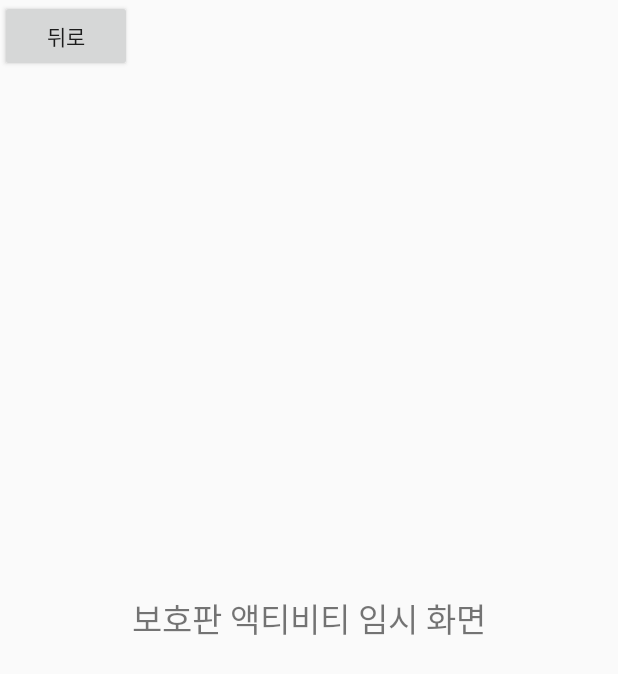
After one commit to AnKyungMoo/StreetTree, an Android app: the ProtectpanelActivity screen opened directly, with no data from a screen before it, on a phone screen of 412 x 824 dp. The commit adds this screen. Shown: the top 674 px of the screen. Run offline under Robolectric (Android 15) with nearby library versions, the phone set to English and light mode, and no system bars.

Commit message:
ProtectpannelActivity 추가

```diff
--- a/app/build.gradle
+++ b/app/build.gradle
@@ -29,6 +29,7 @@ android {
 
 
 
+
 dependencies {
     implementation fileTree(dir: 'libs', include: ['*.jar'])
     implementation 'com.android.support:appcompat-v7:26.1.0'
--- a/app/src/main/AndroidManifest.xml
+++ b/app/src/main/AndroidManifest.xml
@@ -26,7 +26,8 @@
         <activity android:name=".SurveyActivity" />
         <activity android:name=".RegionActivity" />
         <activity android:name=".CompleteActivity" />
-        <activity android:name=".RootActivity"></activity>
+        <activity android:name=".RootActivity" />
+        <activity android:name=".ProtectpanelActivity"></activity>
     </application>
 
 </manifest>
--- /dev/null
+++ b/app/src/main/java/com/example/iclab/st/ProtectpanelActivity.java
@@ -0,0 +1,28 @@
+package com.example.iclab.st;
+
+import android.content.Intent;
+import android.support.v7.app.AppCompatActivity;
+import android.os.Bundle;
+import android.view.View;
+import android.widget.Button;
+
+// 보호판 선택 화면
+public class ProtectpanelActivity extends AppCompatActivity {
+
+    @Override
+    protected void onCreate(Bundle savedInstanceState) {
+        super.onCreate(savedInstanceState);
+        setContentView(R.layout.activity_protectpanel);
+
+        Button backBtn3 = (Button)findViewById(R.id.backBtn3);
+
+        // 뒤로 버튼 누르면 실측화면으로 다시 이동
+        backBtn3.setOnClickListener(new Button.OnClickListener() {
+            public void onClick(View v) {
+                Intent intent = new Intent(getApplicationContext(), SurveyActivity.class);
+                startActivity(intent);
+                finish();
+            }
+        });
+    }
+}
--- a/app/src/main/java/com/example/iclab/st/SurveyActivity.java
+++ b/app/src/main/java/com/example/iclab/st/SurveyActivity.java
@@ -44,6 +44,7 @@ public class SurveyActivity extends AppCompatActivity {
         Button startBtn = (Button)findViewById(R.id.SurveyStart);
         Button rootBtn = (Button)findViewById(R.id.rootBtn);
         Button completeBtn = (Button)findViewById(R.id.completeBtn);
+        Button modifyBtn = (Button)findViewById(R.id.modifyBtn);
         inputTN = (EditText)findViewById(R.id.inputTN);
         rg = (RadioGroup)findViewById(R.id.radioGroup);
         frame = (FrameLayout)findViewById(R.id.frame);
@@ -92,6 +93,15 @@ public class SurveyActivity extends AppCompatActivity {
         startBtn.setOnClickListener(new Button.OnClickListener() {
             public void onClick(View v) {
                 changeView(index);
+            }
+        });
+
+        // 수정 버튼 누르면 보호판 선택 화면으로 전환
+        modifyBtn.setOnClickListener(new Button.OnClickListener() {
+            public void onClick(View v) {
+                Intent intent = new Intent(getApplicationContext(), ProtectpanelActivity.class);
+
+                startActivity(intent);
             }
         });
 
--- /dev/null
+++ b/app/src/main/res/layout/activity_protectpanel.xml
@@ -0,0 +1,31 @@
+<?xml version="1.0" encoding="utf-8"?>
+<android.support.constraint.ConstraintLayout xmlns:android="http://schemas.android.com/apk/res/android"
+    xmlns:app="http://schemas.android.com/apk/res-auto"
+    xmlns:tools="http://schemas.android.com/tools"
+    android:layout_width="match_parent"
+    android:layout_height="match_parent"
+    tools:context="com.example.iclab.st.ProtectpanelActivity">
+
+    <RelativeLayout
+        android:layout_width="match_parent"
+        android:layout_height="match_parent">
+
+        <TextView
+            android:id="@+id/simpleText3"
+            android:layout_width="wrap_content"
+            android:layout_height="wrap_content"
+            android:layout_centerInParent="true"
+            android:textAlignment="center"
+            android:text="보호판 액티비티 임시 화면"
+            android:textSize="10pt"/>
+
+        <Button
+            android:id="@+id/backBtn3"
+            android:layout_width="wrap_content"
+            android:layout_height="wrap_content"
+            android:text="뒤로"
+            />
+
+    </RelativeLayout>
+
+</android.support.constraint.ConstraintLayout>
```
